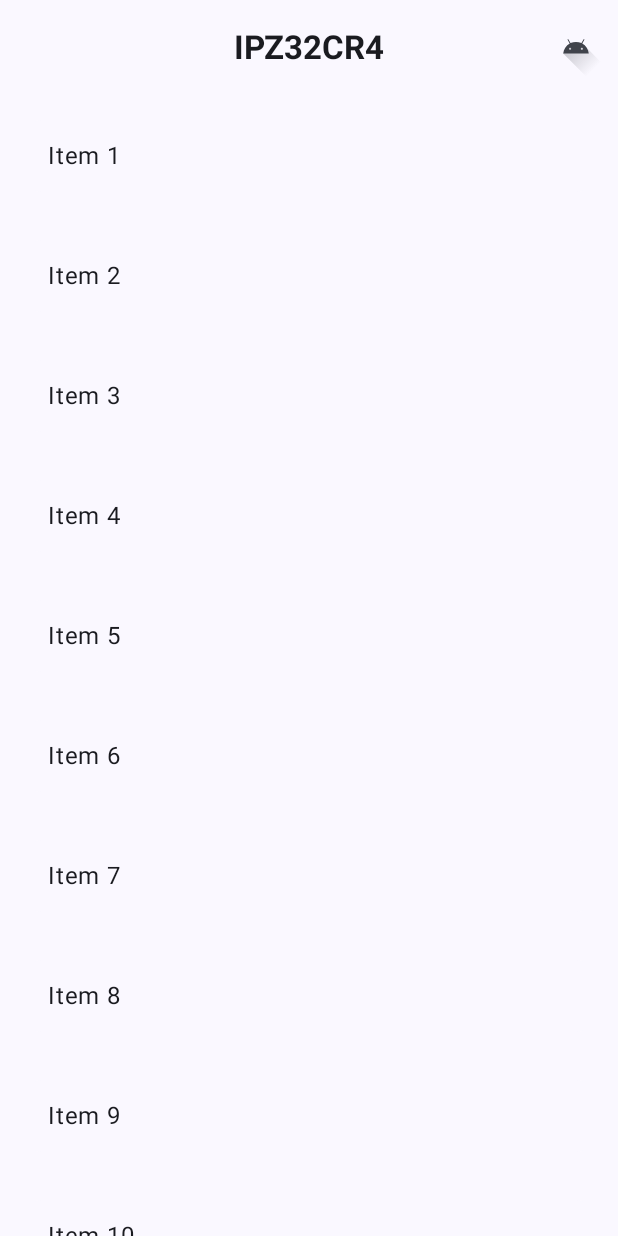
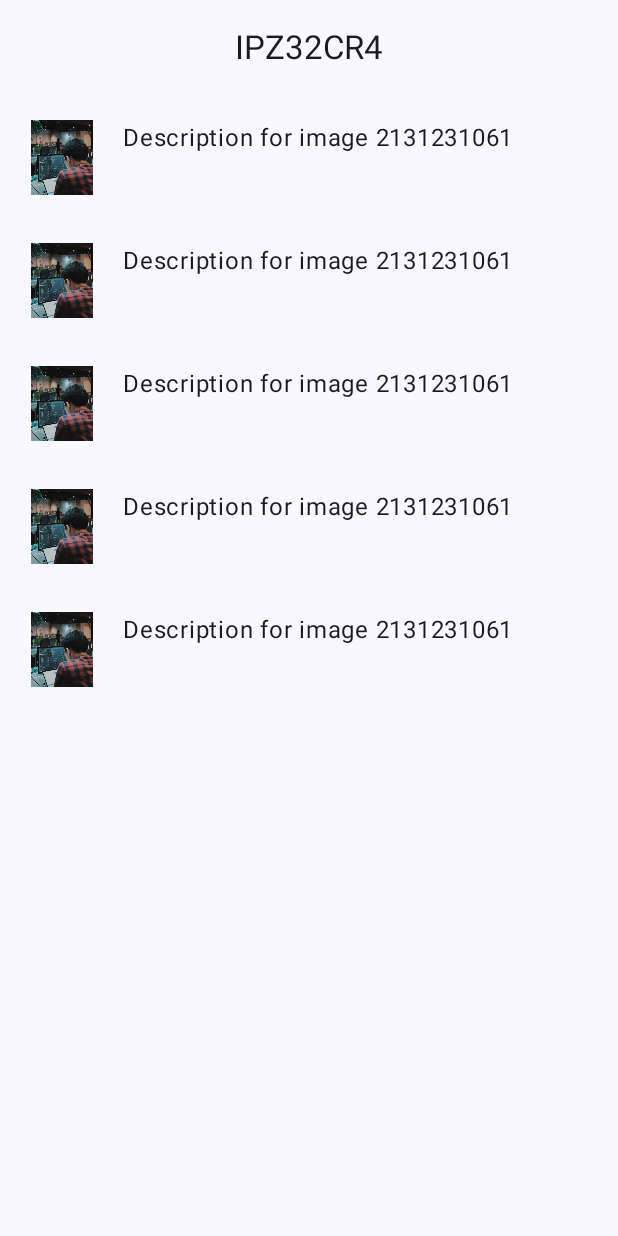
Before and after one commit to StikNavi/IPZ32CR4, an Android app built with Jetpack Compose: the screen it shows after launch (MainActivity), on a phone screen of 412 x 824 dp. Run offline under Robolectric (Android 15) with nearby library versions, the phone set to English and light mode, and no system bars.

Commit message:
Project8

```diff
--- a/app/src/main/java/ua/edu/lntu/cw4/MainActivity.kt
+++ b/app/src/main/java/ua/edu/lntu/cw4/MainActivity.kt
@@ -3,20 +3,17 @@ package ua.edu.lntu.cw4
 import android.os.Bundle
 import androidx.activity.ComponentActivity
 import androidx.activity.compose.setContent
-import androidx.compose.foundation.background
+import androidx.compose.foundation.Image
 import androidx.compose.foundation.clickable
 import androidx.compose.foundation.layout.*
 import androidx.compose.foundation.lazy.LazyColumn
 import androidx.compose.foundation.lazy.items
-import androidx.compose.material3.IconButton
 import androidx.compose.material3.*
 import androidx.compose.runtime.*
 import androidx.compose.ui.Alignment
 import androidx.compose.ui.Modifier
-import androidx.compose.ui.graphics.Color
 import androidx.compose.ui.res.painterResource
 import androidx.compose.ui.res.stringResource
-import androidx.compose.ui.text.font.FontWeight
 import androidx.compose.ui.tooling.preview.Preview
 import androidx.compose.ui.unit.dp
 import ua.edu.lntu.cw4.R
@@ -45,18 +42,6 @@ fun MedicineApp() {
                 title = {
                     Text(
                         text = stringResource(R.string.app_name),
-                        fontWeight = FontWeight.Bold
-                    )
-                },
-                actions = {
-                    IconButton(
-                        onClick = { /* Handle action */ },
-                        content = {
-                            Icon(
-                                painter = painterResource(id = R.drawable.ic_launcher_foreground),
-                                contentDescription = "Settings"
-                            )
-                        }
                     )
                 }
             )
@@ -66,8 +51,6 @@ fun MedicineApp() {
             modifier = Modifier
                 .fillMaxSize()
                 .padding(innerPadding)
-                .background(MaterialTheme.colorScheme.background),
-            color = MaterialTheme.colorScheme.background
         ) {
             when (currentStep) {
                 1 -> Screen1(
@@ -75,7 +58,6 @@ fun MedicineApp() {
                     modifier = Modifier.fillMaxSize()
                 )
                 2 -> Screen2(
-                    selectedItemId = selectedItem,
                     onBackClick = { currentStep = 1 },
                     modifier = Modifier.fillMaxSize()
                 )
@@ -86,40 +68,38 @@ fun MedicineApp() {
 
 @Composable
 fun Screen1(onItemClick: (Int) -> Unit, modifier: Modifier = Modifier) {
-    val list = (1..10).toList() // Довільний список елементів
+    val imageList = listOf(
+        R.drawable.study,
+        R.drawable.study,
+        R.drawable.study,
+        R.drawable.study,
+        R.drawable.study
+    )
+
     LazyColumn(
         modifier = modifier
     ) {
-        items(list) { item ->
-            Surface(
+        items(imageList) { image ->
+            Row(
                 modifier = Modifier
-                    .clickable { onItemClick(item) } // Передаємо item замість index
-                    .padding(16.dp), // Додано відступи для кращого вигляду
-                shape = MaterialTheme.shapes.medium, // Форма елемента
+                    .fillMaxWidth()
+                    .padding(16.dp)
+                    .clickable { onItemClick(imageList.indexOf(image)) }
             ) {
-                Row(
-                    verticalAlignment = Alignment.CenterVertically,
-                    modifier = Modifier
-                        .fillMaxWidth()
-                        .height(48.dp), // Встановлюємо висоту елементу
-                ) {
-                    Text(
-                        text = "Item $item",
-                        modifier = Modifier
-                            .padding(horizontal = 16.dp) // Відступи для тексту
-                    )
-                    // Тут ви також можете додати інші елементи, які ви бажаєте відобразити у кожному елементі списку
-                }
+                Image(
+                    painter = painterResource(id = image),
+                    contentDescription = "Image $image",
+                    modifier = Modifier.size(50.dp)
+                )
+                Spacer(modifier = Modifier.width(16.dp))
+                Text("Description for image $image")
             }
         }
     }
 }
 
-
-
-
 @Composable
-fun Screen2(selectedItemId: Int?, onBackClick: () -> Unit, modifier: Modifier = Modifier) {
+fun Screen2(onBackClick: () -> Unit, modifier: Modifier = Modifier) {
     Box(
         modifier = modifier,
         contentAlignment = Alignment.Center
@@ -129,12 +109,11 @@ fun Screen2(selectedItemId: Int?, onBackClick: () -> Unit, modifier: Modifier =
             modifier = Modifier.padding(16.dp)
         ) {
             Text(
-                text = "Selected Item: ${selectedItemId ?: "None"}",
+                text = "Успішна покупка",
             )
             Spacer(modifier = Modifier.height(16.dp))
             Button(
                 onClick = onBackClick,
-                colors = ButtonDefaults.run { buttonColors(Color.Red) }
             ) {
                 Text(text = "Back")
             }
```
Also changed, not shown: app/src/main/res/drawable-mdpi/study.jpg (added).
